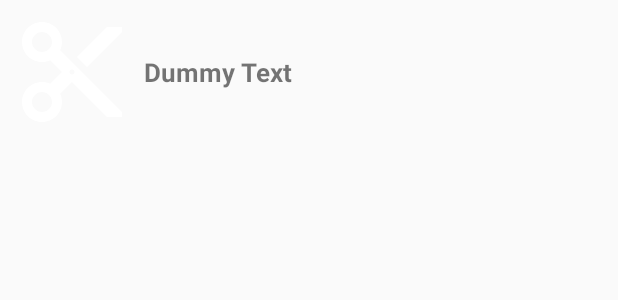
After one commit to tiagommferreira/BandMe, an Android app: the layout discography_item.xml on its own in the app's theme, with its tools: preview values and no code run, on a phone screen of 412 x 824 dp. The commit adds this screen. Shown: the top 300 px of the screen. Run offline under Robolectric (Android 15) with nearby library versions, the phone set to English and light mode, and no system bars.

Commit message:
Inserted discography

```diff
--- /dev/null
+++ b/app/src/main/res/layout/discography_item.xml
@@ -0,0 +1,29 @@
+<?xml version="1.0" encoding="utf-8"?>
+<RelativeLayout xmlns:android="http://schemas.android.com/apk/res/android"
+    android:layout_width="match_parent"
+    android:layout_height="wrap_content"
+    android:background="@drawable/custom_bg"
+    android:clickable="true"
+    android:orientation="horizontal"
+    android:padding="8dp">
+
+    <ImageView
+        android:id="@+id/album_image"
+        android:layout_width="80dp"
+        android:layout_height="80dp"
+        android:layout_marginRight="8dp"
+        android:layout_alignParentLeft="true"
+        android:scaleType="centerCrop"
+        android:src="@drawable/abc_ic_menu_cut_mtrl_alpha"/>
+
+    <TextView
+        android:id="@+id/album_name"
+        android:layout_width="wrap_content"
+        android:layout_height="wrap_content"
+        android:layout_toRightOf="@+id/album_image"
+        android:layout_centerVertical="true"
+        android:textSize="17dp"
+        android:textStyle="bold"
+        android:text="Dummy Text"/>
+
+</RelativeLayout>
```
Also changed, not shown: app/src/main/java/ui/band/me/activities/BandDiscographyActivity.java (+65 -0 lines), app/src/main/java/ui/band/me/adapters/DiscographyAdapter.java (added, +69 -0 lines), app/src/main/java/ui/band/me/extras/Album.java (added, +29 -0 lines), app/src/main/res/layout/activity_band_discography.xml (+8 -0 lines).
